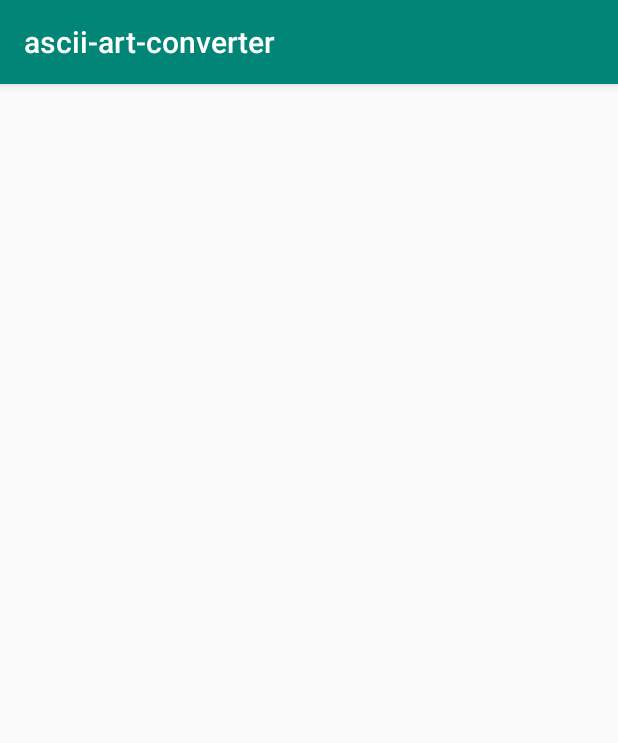
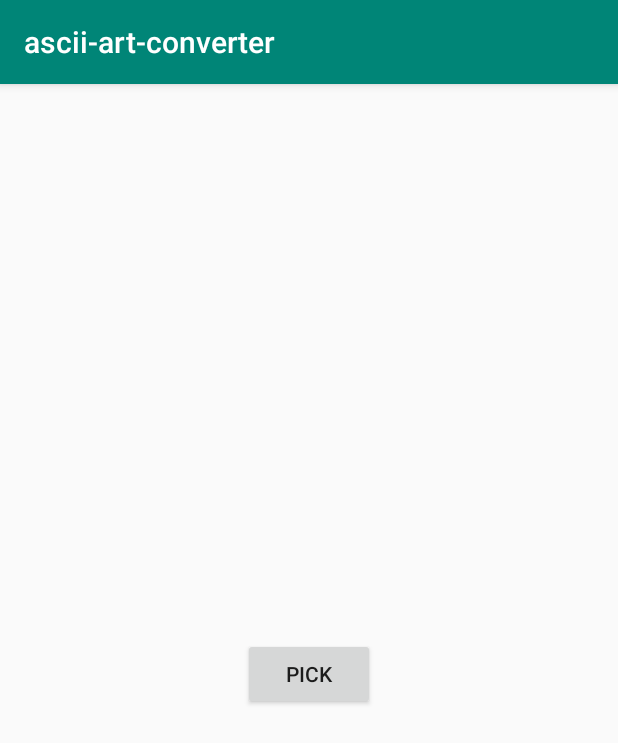
Before and after one commit to grobocop12/ascii-art-converter, an Android app: the ExploreFilesActivity screen opened directly, with no data from a screen before it, on a phone screen of 412 x 824 dp. Shown: the top 743 px of the screen. Run offline under Robolectric (Android 15) with nearby library versions, the phone set to English and light mode, and no system bars; libraries missing offline, so code that uses them is left out: com.nbsp.materialfilepicker.

Commit message:
added file explorer activity

```diff
--- a/ascii-art-converter/app/src/main/AndroidManifest.xml
+++ b/ascii-art-converter/app/src/main/AndroidManifest.xml
@@ -2,8 +2,8 @@
 <manifest xmlns:android="http://schemas.android.com/apk/res/android"
     package="com.example.grobocop.ascii_art_converter">
 
-    <uses-permission android:name="android.permission.READ_EXTERNAL_STORAGE"></uses-permission>
-    <uses-permission android:name="android.permission.WRITE_EXTERNAL_STORAGE"></uses-permission>
+    <uses-permission android:name="android.permission.READ_EXTERNAL_STORAGE"/>
+    <uses-permission android:name="android.permission.WRITE_EXTERNAL_STORAGE"/>
 
     <application
         android:allowBackup="true"
--- a/ascii-art-converter/app/src/main/res/layout/activity_explore_files.xml
+++ b/ascii-art-converter/app/src/main/res/layout/activity_explore_files.xml
@@ -1,9 +1,24 @@
 <?xml version="1.0" encoding="utf-8"?>
-<android.support.constraint.ConstraintLayout xmlns:android="http://schemas.android.com/apk/res/android"
+<LinearLayout
+    xmlns:android="http://schemas.android.com/apk/res/android"
     xmlns:app="http://schemas.android.com/apk/res-auto"
     xmlns:tools="http://schemas.android.com/tools"
     android:layout_width="match_parent"
     android:layout_height="match_parent"
+    android:gravity="center"
+    android:orientation="vertical"
     tools:context=".ExploreFilesActivity">
 
-</android.support.constraint.ConstraintLayout>
+
+    <TextView
+        android:id="@+id/textView"
+        android:layout_width="wrap_content"
+        android:layout_height="wrap_content"
+        android:text="" />
+
+    <Button
+        android:id="@+id/button"
+        android:layout_width="wrap_content"
+        android:layout_height="wrap_content"
+        android:text="PICK" />
+</LinearLayout>
--- a/ascii-art-converter/build.gradle
+++ b/ascii-art-converter/build.gradle
@@ -19,6 +19,7 @@ allprojects {
     repositories {
         google()
         jcenter()
+
     }
 }
 
```
Also changed, not shown: ascii-art-converter/app/build.gradle (+9 -2 lines), ascii-art-converter/app/src/main/java/com/example/grobocop/ascii_art_converter/ExploreFilesActivity.java (+69 -0 lines).
